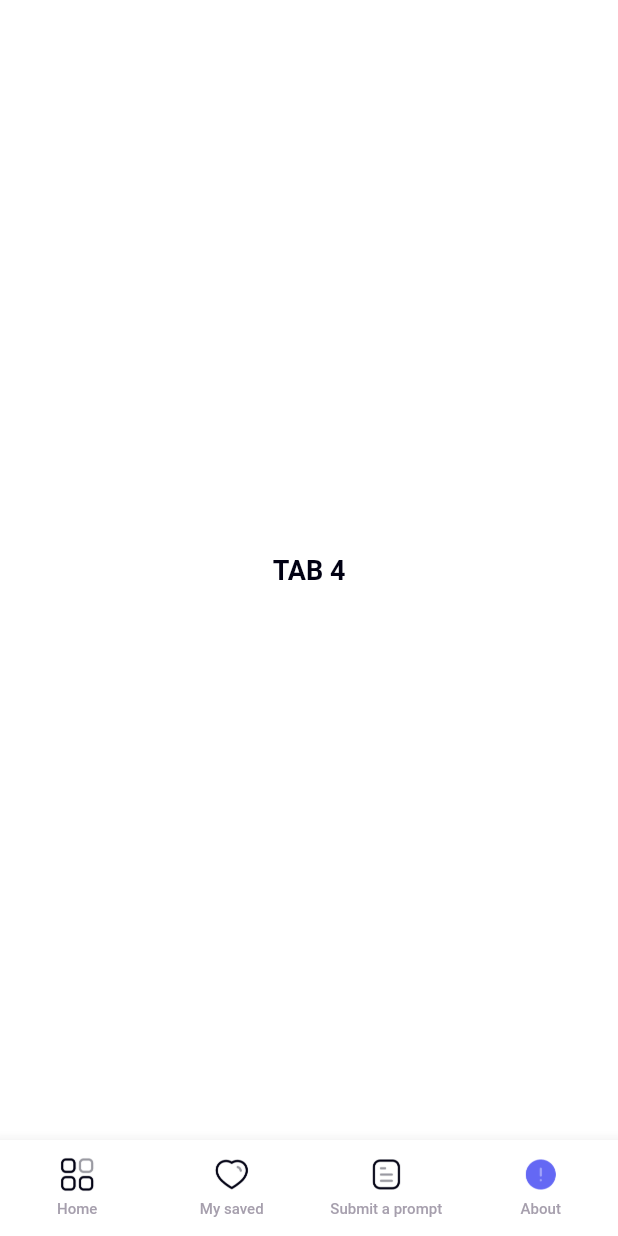
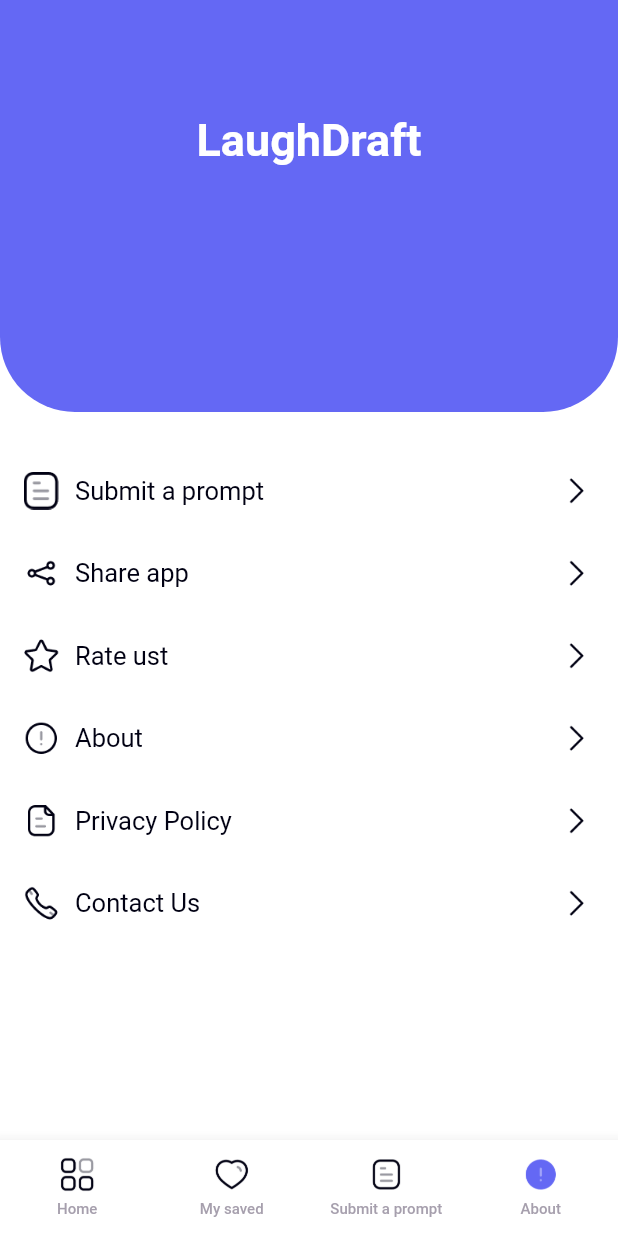
Before and after one commit to himanshu447/comedyApp, a Flutter app: the screen it shows after launch, item 4 of the bottom bar chosen, on a phone screen of 412 x 824 dp. Run offline on Flutter 3.47's test engine with Material 2 defaults, Android fonts, the phone set to English and light mode, and no system bars; our stand-ins replace bloc, cached_network_image, equatable, flutter_bloc, get_it; missing offline and left inert: simple_gesture_detector; Roboto replaces fonts that are missing (SF Pro Display).

Commit message:
worked on about tab and started work on answer writing prompt

```diff
--- /dev/null
+++ b/lib/feacture/about/data/model/about_tile_model.dart
@@ -0,0 +1,13 @@
+class AboutTileModel {
+  final String label;
+  final String leadIcon;
+  final Function onPress;
+
+  AboutTileModel({
+    this.label,
+    this.leadIcon,
+    this.onPress,
+  });
+
+
+}
--- /dev/null
+++ b/lib/feacture/about/presentation/page/about.dart
@@ -0,0 +1,120 @@
+import 'package:comedy/common/general_widget.dart';
+import 'package:comedy/feacture/about/data/model/about_tile_model.dart';
+import 'package:comedy/share/widget/top_app_bar_widget.dart';
+import 'package:comedy/utils/color_util.dart';
+import 'package:comedy/utils/component/text_component.dart';
+import 'package:comedy/utils/icons_utils.dart';
+import 'package:comedy/utils/string_util.dart';
+import 'package:flutter/material.dart';
+
+class AboutView extends StatefulWidget {
+  @override
+  _AboutViewState createState() => _AboutViewState();
+}
+
+class _AboutViewState extends State<AboutView> {
+  List<AboutTileModel> filterList = [];
+
+  @override
+  void initState() {
+    // TODO: implement initState
+
+    filterList.add(
+      AboutTileModel(
+          label: AppString.submit_prompt,
+          leadIcon: AppIcons.ic_submit_prompt,
+          onPress: () {}),
+    );
+    filterList.add(
+      AboutTileModel(
+          label: AppString.share_app,
+          leadIcon: AppIcons.ic_share,
+          onPress: () {}),
+    );
+    filterList.add(
+      AboutTileModel(
+          label: AppString.rate_us, leadIcon: AppIcons.ic_rate, onPress: () {}),
+    );
+    filterList.add(
+      AboutTileModel(
+          label: AppString.about, leadIcon: AppIcons.ic_about, onPress: () {}),
+    );
+    filterList.add(
+      AboutTileModel(
+          label: AppString.privacy_Policy,
+          leadIcon: AppIcons.ic_privacy_policy,
+          onPress: () {}),
+    );
+    filterList.add(
+      AboutTileModel(
+          label: AppString.contact_Us,
+          leadIcon: AppIcons.ic_contact_us,
+          onPress: () {}),
+    );
+
+    super.initState();
+  }
+
+  @override
+  Widget build(BuildContext context) {
+    return Scaffold(
+      body: _loadBody(),
+    );
+  }
+
+  Widget _loadBody() {
+    return SingleChildScrollView(
+      padding: EdgeInsets.only(bottom: 20),
+      child: Column(
+        crossAxisAlignment: CrossAxisAlignment.stretch,
+        mainAxisAlignment: MainAxisAlignment.center,
+        children: [
+          TopAppBarWidget(
+            title: AppString.laugh_draft,
+          ),
+          verticalSpace(25),
+          ListView.builder(
+              shrinkWrap: true,
+              itemCount: filterList.length,
+              itemBuilder: (BuildContext context, int index) {
+                return infoTile(
+                  leadingIcon: filterList[index].leadIcon,
+                  text: filterList[index].label,
+                  onTap: filterList[index].onPress,
+                );
+              })
+        ],
+      ),
+    );
+  }
+
+  Widget infoTile({String text, leadingIcon, Function onTap}) {
+    return InkWell(
+      onTap: onTap,
+      child: Padding(
+        padding: const EdgeInsets.symmetric(horizontal: 15, vertical: 15),
+        child: Row(
+          children: [
+            Image.asset(
+              leadingIcon,
+              height: 25,
+              width: 25.0,
+            ),
+            TextComponent(
+              title: text,
+              fontSize: 17,
+              fontWeight: FontWeight.w400,
+              margin: EdgeInsets.only(left: 10),
+            ),
+            Spacer(),
+            Image.asset(
+              AppIcons.ic_left,
+              height: 25,
+              width: 25.0,
+            )
+          ],
+        ),
+      ),
+    );
+  }
+}
--- a/lib/feacture/events_shows/presentation/widget/event_detail_widget.dart
+++ b/lib/feacture/events_shows/presentation/widget/event_detail_widget.dart
@@ -28,7 +28,7 @@ Widget eventTopWidget({BuildContext context, String imageUrl}) {
                 BoxDecoration(color: AppColor.white, shape: BoxShape.circle),
             padding: EdgeInsets.all(8),
             margin: EdgeInsets.symmetric(horizontal: 15, vertical: 15),
-            child: imageAsset(img: AppIcons.ic_back, width: 25.0, height: 25.0),
+            child: imageAsset(img: AppIcons.ic_back, width: 20.0, height: 20.0),
           ),
         ),
       )
--- a/lib/feacture/events_shows/presentation/widget/event_list_tile_widget.dart
+++ b/lib/feacture/events_shows/presentation/widget/event_list_tile_widget.dart
@@ -23,8 +23,6 @@ class MyEventListTile extends StatelessWidget {
         shape: RoundedRectangleBorder(
           borderRadius: BorderRadiusDirectional.circular(15),
         ),
-        child: Padding(
-          padding: const EdgeInsets.symmetric(horizontal: 0, vertical: 0),
         child: Row(
           mainAxisAlignment: MainAxisAlignment.spaceBetween,
           crossAxisAlignment: CrossAxisAlignment.start,
@@ -38,8 +36,7 @@ class MyEventListTile extends StatelessWidget {
                 topLeftCorner: 10.0,
                 placeholder: 'images/trip.jpeg',
                 image: ' ',
-                  height: 120,
-                  width: 150,
+                height: MediaQuery.of(context).size.height * 0.16,
               ),
             ),
             /*       Image.asset(
@@ -80,7 +77,6 @@ class MyEventListTile extends StatelessWidget {
           ],
         ),
       ),
-      ),
     );
   }
 }
--- a/lib/feacture/events_shows/presentation/widget/submit_event_widget.dart
+++ b/lib/feacture/events_shows/presentation/widget/submit_event_widget.dart
@@ -40,7 +40,9 @@ Widget customTextField({
   Function onTap,
   bool isReadOnly = false,
 }) {
-  return TextFormField(
+  return Padding(
+    padding: const EdgeInsets.symmetric(horizontal: 15),
+    child: TextFormField(
       onTap: onTap,
       controller: controller,
       maxLines: maxLine ?? 1,
@@ -63,6 +65,7 @@ Widget customTextField({
       },
       style: StyleUtil.formFieldTextStyle,
       textInputAction: TextInputAction.next,
+    ),
   );
 }
 
--- a/lib/feacture/landing/presentation/page/landing.dart
+++ b/lib/feacture/landing/presentation/page/landing.dart
@@ -1,3 +1,4 @@
+import 'package:comedy/feacture/about/presentation/page/about.dart';
 import 'package:comedy/feacture/home/presentation/page/home.dart';
 import 'package:comedy/feacture/landing/presentation/bloc/landing_bloc.dart';
 import 'package:comedy/feacture/my_saved/presentation/page/my_saved.dart';
@@ -64,11 +65,7 @@ class _LandingViewState extends State<LandingView> {
           HomeView(),
           MySavedView(),
           SubmitPromptWidget(),
-          Center(
-            child: TextComponent(
-              title: 'TAB 4',
-            ),
-          ),
+          AboutView(),
         ],
       ),
       bottomNavigationBar: BottomNav(
--- a/lib/utils/icons_utils.dart
+++ b/lib/utils/icons_utils.dart
@@ -1,6 +1,7 @@
 class AppIcons {
   ///Common
   static const String ic_back = 'assets/images/icons/icon_back.png';
+  static const String ic_left = 'assets/images/icons/ic_left.png';
   static const String ic_success = 'assets/images/icons/success.png';
   static const String ic_search = 'assets/images/icons/search.png';
   static const String ic_filter = 'assets/images/icons/filter.png';
@@ -21,4 +22,14 @@ class AppIcons {
   static const String ic_ticket = 'assets/images/icons/events_shows/ic_ticket.png';
   static const String ic_web = 'assets/images/icons/events_shows/ic_web.png';
   static const String ic_add_image_place_holder = 'assets/images/icons/events_shows/ic_add_image_placeholder.png';
+
+
+  //about
+  static const String ic_submit_prompt = 'assets/images/icons/about/ic_submit_prompt.png';
+  static const String ic_share = 'assets/images/icons/about/ic_share.png';
+  static const String ic_rate = 'assets/images/icons/about/ic_ratting.png';
+  static const String ic_about= 'assets/images/icons/about/ic_about.png';
+  static const String ic_privacy_policy = 'assets/images/icons/about/ic_policy.png';
+  static const String ic_contact_us = 'assets/images/icons/about/ic_call.png';
+
 }
--- a/lib/utils/string_util.dart
+++ b/lib/utils/string_util.dart
@@ -91,4 +91,13 @@ class AppString {
   static const String level_of_completeness = 'Level of completeness';
   static const String degree_of_not_sucking = 'Degree of not sucking';
   static const String saving_your_writing = 'Saving your writing..';
+
+  ///about
+
+  static const String submit_Prompt = 'Submit Prompt';
+  static const String share_app = 'Share app';
+  static const String rate_us = 'Rate ust';
+  static const String About = 'About';
+  static const String privacy_Policy= 'Privacy Policy';
+  static const String contact_Us= 'Contact Us';
 }
--- a/pubspec.yaml
+++ b/pubspec.yaml
@@ -67,6 +67,8 @@ flutter:
     - assets/images/
     - assets/images/icons/
     - assets/images/icons/events_shows/
+    - assets/images/icons/about/
+
     - assets/images/icons/home/
     - assets/images/icons/my_saved/
     - assets/images/icons/bottom_bar/
```
Also changed, not shown: lib/feacture/events_shows/presentation/page/events_shows.dart (+5 -11 lines), lib/feacture/events_shows/presentation/page/submit_events.dart (+8 -15 lines), lib/feacture/home/presentation/page/home.dart (+40 -0 lines), assets/images/icons/about/ic_about.png (added), assets/images/icons/about/ic_call.png (added), assets/images/icons/about/ic_policy.png (added), assets/images/icons/about/ic_ratting.png (added), assets/images/icons/about/ic_share.png (added), assets/images/icons/about/ic_submit_prompt.png (added), assets/images/icons/ic_left.png (added), assets/images/icons/ic_ratting.png (added), 1 other file. Lines whose indentation alone changed are shown as unchanged.
